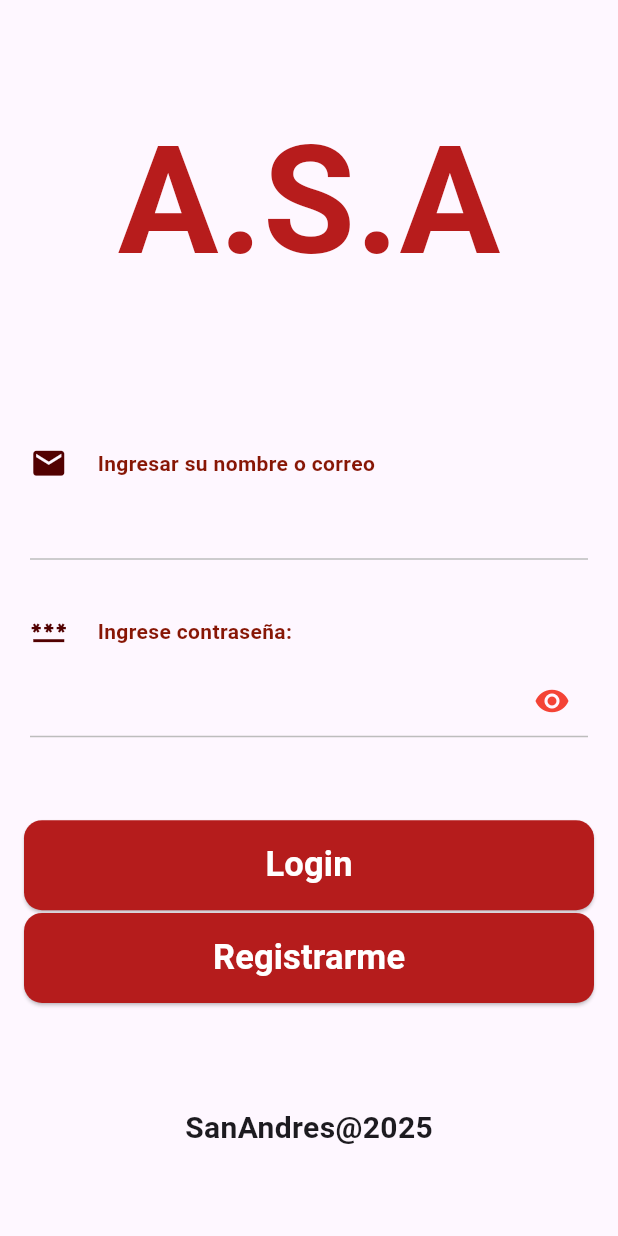
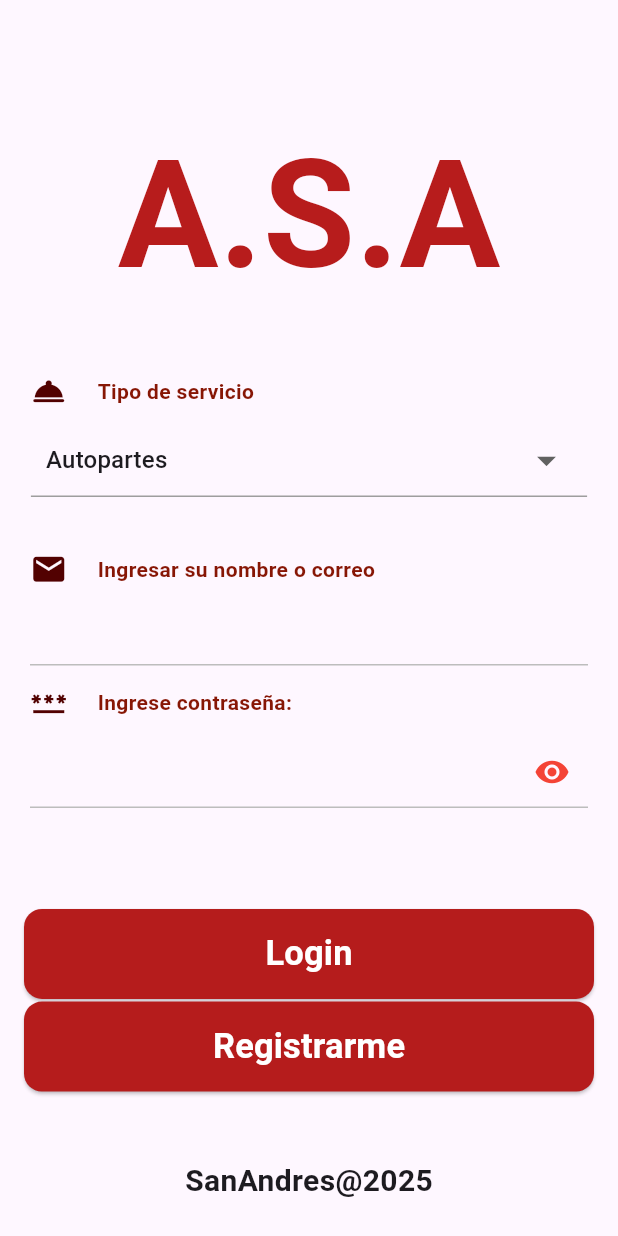
Before and after one commit to LuisCalleLazo/SanAndres_Mobile, a Flutter app: the screen it shows after launch, on a phone screen of 412 x 824 dp. Run offline on Flutter 3.47's test engine with Material 3 defaults, Android fonts, the phone set to English and light mode, and no system bars; our stand-ins replace dio, flutter_dotenv, flutter_secure_storage, go_router, google_fonts, image_picker and 3 more; missing offline and left inert: flutter_pdfview.

```diff
--- a/lib/presentation/pages/auth/login_page.dart
+++ b/lib/presentation/pages/auth/login_page.dart
@@ -1,8 +1,12 @@
 import 'package:flutter/material.dart';
 import 'package:go_router/go_router.dart';
+import 'package:san_andres_mobile/presentation/services/input_controller_manager.dart';
+import 'package:san_andres_mobile/presentation/services/value_notifier_manager.dart';
 import 'package:san_andres_mobile/presentation/widgets/buttons/btn_text_default.dart';
+import 'package:san_andres_mobile/presentation/widgets/dropdown/dropdown_field_dev.dart';
 import 'package:san_andres_mobile/presentation/widgets/inputs/input_default.dart';
 import 'package:san_andres_mobile/presentation/widgets/inputs/input_pass.dart';
+import 'package:san_andres_mobile/shared/constants/default_value.dart';
 
 class LoginPage extends StatefulWidget {
   static String name = "login";
@@ -13,8 +17,8 @@ class LoginPage extends StatefulWidget {
 }
 
 class _LoginPageState extends State<LoginPage> {
-  final TextEditingController emailController = TextEditingController();
-  final TextEditingController passwordController = TextEditingController();
+  final InputControllerManager _inputManager = InputControllerManager();
+  final valueManagerInt = ValueNotifierManager<int?>();
 
   @override
   Widget build(BuildContext context) {
@@ -27,8 +31,9 @@ class _LoginPageState extends State<LoginPage> {
           child: Column(
             mainAxisAlignment: MainAxisAlignment.spaceAround,
             children: [
-              SizedBox(
-                height: MediaQuery.of(context).size.height * 0.30,
+              Container(
+                padding: const EdgeInsets.only(top: 50),
+                height: MediaQuery.of(context).size.height * 0.2,
                 child: Center(
                   child: Text(
                     "A.S.A",
@@ -41,18 +46,26 @@ class _LoginPageState extends State<LoginPage> {
                 ),
               ),
               SizedBox(
-                height: MediaQuery.of(context).size.height * 0.30,
+                height: MediaQuery.of(context).size.height * 0.4,
                 child: Column(
                   mainAxisAlignment: MainAxisAlignment.spaceAround,
                   children: [
+                    DropdownFieldDev(
+                      items: itemsAppSections,
+                      text: "Tipo de servicio",
+                      label: "Tipo de servicio",
+                      icon: Icons.room_service_rounded,
+                      value: valueManagerInt.getNotifier("app_sections"),
+                      width: MediaQuery.of(context).size.width * 0.9,
+                    ),
                     InputDefault(
                       label: "Ingresar su nombre o correo",
-                      controller: emailController,
+                      controller: _inputManager.getController("email_login"),
                       icon: Icons.mail,
-                      value: emailController.text,
+                      value: _inputManager.getController("email_login").text,
                     ),
                     InputPass(
-                      controller: passwordController,
+                      controller: _inputManager.getController("passw_login"),
                     ),
                   ],
                 ),
@@ -83,15 +96,12 @@ class _LoginPageState extends State<LoginPage> {
                   ],
                 ),
               ),
-              SizedBox(
-                height: MediaQuery.of(context).size.height * 0.15,
-                child: Center(
-                  child: Text(
-                    'SanAndres@$dateNow',
-                    style: const TextStyle(
-                      fontSize: 20,
-                      fontWeight: FontWeight.bold,
-                    ),
+              Center(
+                child: Text(
+                  'SanAndres@$dateNow',
+                  style: const TextStyle(
+                    fontSize: 20,
+                    fontWeight: FontWeight.bold,
                   ),
                 ),
               ),
--- a/lib/presentation/widgets/dropdown/dropdown_dev.dart
+++ b/lib/presentation/widgets/dropdown/dropdown_dev.dart
@@ -23,7 +23,6 @@ class DropdownDev extends StatefulWidget {
 class _DropdownDevState extends State<DropdownDev> {
   @override
   Widget build(BuildContext context) {
-
     List<SelectItems> sortedItems = List.from(widget.items);
     sortedItems.sort((a, b) => a.label.compareTo(b.label));
 
@@ -47,6 +46,15 @@ class _DropdownDevState extends State<DropdownDev> {
             textAlign: TextAlign.left,
           ),
         ),
+        decoration: const InputDecoration(
+          contentPadding: EdgeInsets.only(left: 10),
+          enabledBorder: UnderlineInputBorder(
+            borderSide: BorderSide(color: Colors.grey),
+          ),
+          focusedBorder: UnderlineInputBorder(
+            borderSide: BorderSide(color: Color.fromARGB(255, 139, 22, 13)),
+          ),
+        ),
         items: sortedItems.map<DropdownMenuItem<SelectItems>>(
           (SelectItems value) {
             return DropdownMenuItem<SelectItems>(
@@ -64,7 +72,8 @@ class _DropdownDevState extends State<DropdownDev> {
               widget.value.value = newValue?.id;
             },
           );
-          }),
+        },
+      ),
     );
   }
 }
--- a/lib/shared/constants/default_value.dart
+++ b/lib/shared/constants/default_value.dart
@@ -0,0 +1,14 @@
+import 'package:san_andres_mobile/shared/utils/select_items.dart';
+
+final itemsAppSections = <SelectItems>[
+  SelectItems(id: 1, label: "Autopartes"),
+  SelectItems(id: 2, label: "Material de contrucción"),
+  SelectItems(id: 3, label: "Material quimico"),
+  SelectItems(id: 4, label: "Material tecnologico"),
+  SelectItems(id: 5, label: "Material "),
+  SelectItems(id: 6, label: "Material Quimico"),
+  SelectItems(id: 7, label: "Material"),
+  SelectItems(id: 8, label: "Material de contrucción"),
+  SelectItems(id: 9, label: "Material Quimico"),
+  SelectItems(id: 10, label: "Material Quimico"),
+];
```
Also changed, not shown: lib/presentation/pages/sales/add_sale_page.dart (+0 -51 lines), lib/presentation/widgets/dropdown/dropdown_select_dev.dart (+9 -10 lines). Lines whose indentation alone changed are shown as unchanged.
